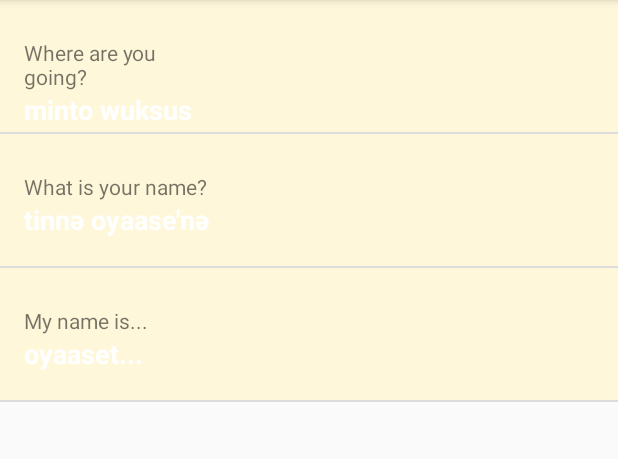
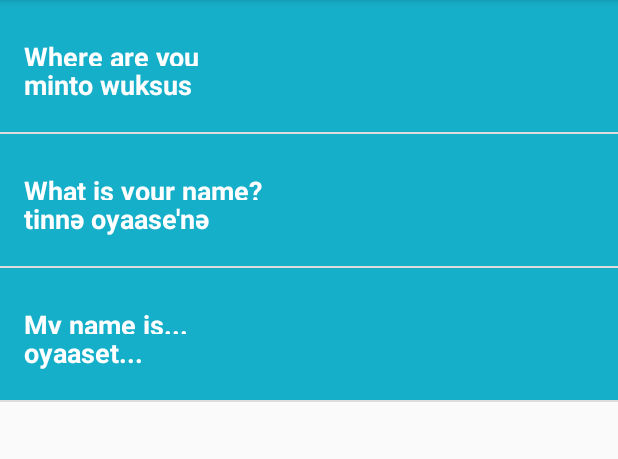
Before and after one commit to Monhzy/Miwok01, an Android app: the PhrasesActivity screen opened directly, with no data from a screen before it, on a phone screen of 412 x 824 dp, the part 84-543 px from its top. Run offline under Robolectric (Android 15) with nearby library versions, the phone set to English and light mode, and no system bars.

Commit message:
add:color

```diff
--- a/app/src/main/java/com/example/android/miwok/ColorsActivity.java
+++ b/app/src/main/java/com/example/android/miwok/ColorsActivity.java
@@ -21,7 +21,7 @@ public class ColorsActivity extends AppCompatActivity {
         words.add(new Word("white","kelelli",R.drawable.color_white));
         words.add(new Word("dusty yellow","topiise",R.drawable.color_dusty_yellow));
         words.add(new Word("mustard","chiwiite",R.drawable.color_mustard_yellow));
-        WordAdapter adapter = new WordAdapter(this,words);
+        WordAdapter adapter = new WordAdapter(this,words,R.color.category_colors);
 
         ListView listView =(ListView)findViewById(R.id.list);
         listView.setAdapter(adapter);
--- a/app/src/main/java/com/example/android/miwok/FamilyActivity.java
+++ b/app/src/main/java/com/example/android/miwok/FamilyActivity.java
@@ -25,7 +25,7 @@ public class FamilyActivity extends AppCompatActivity {
         words.add(new Word("grandfather","paapa",R.drawable.family_grandfather));
 
 
-        WordAdapter adapter = new WordAdapter(this,words);
+        WordAdapter adapter = new WordAdapter(this,words,R.color.category_family);
         ListView listView = (ListView)findViewById(R.id.list);
         listView.setAdapter(adapter);
 
--- a/app/src/main/java/com/example/android/miwok/NumbersActivity.java
+++ b/app/src/main/java/com/example/android/miwok/NumbersActivity.java
@@ -26,7 +26,7 @@ public class NumbersActivity extends AppCompatActivity {
         words.add(new Word("ten","na'aacha",R.drawable.number_ten));
 
 
-        WordAdapter adapter = new WordAdapter(this,words);
+        WordAdapter adapter = new WordAdapter(this,words,R.color.category_numbers);
         ListView listView = (ListView)findViewById(R.id.list);
                 listView.setAdapter(adapter);
 
@@ -38,5 +38,7 @@ public class NumbersActivity extends AppCompatActivity {
 
 
 
+
+
     }
 }
--- a/app/src/main/java/com/example/android/miwok/PhrasesActivity.java
+++ b/app/src/main/java/com/example/android/miwok/PhrasesActivity.java
@@ -21,7 +21,7 @@ public class PhrasesActivity extends AppCompatActivity {
 
 
 
-        WordAdapter adapter = new WordAdapter(this,words);
+        WordAdapter adapter = new WordAdapter(this,words,R.color.category_phrases);
         ListView listView = (ListView)findViewById(R.id.list);
         listView.setAdapter(adapter);
 
--- a/app/src/main/java/com/example/android/miwok/WordAdapter.java
+++ b/app/src/main/java/com/example/android/miwok/WordAdapter.java
@@ -3,6 +3,7 @@ package com.example.android.miwok;
 import android.app.Activity;
 import android.support.annotation.NonNull;
 import android.support.annotation.Nullable;
+import android.support.v4.content.ContextCompat;
 import android.view.LayoutInflater;
 import android.view.View;
 import android.view.ViewGroup;
@@ -20,9 +21,11 @@ import java.util.ArrayList;
 public class WordAdapter extends ArrayAdapter<Word> {
 
 
+    private int mColorResourceId;
 
-    public WordAdapter(Activity context,ArrayList<Word> words){
+    public WordAdapter(Activity context,ArrayList<Word> words,int colorResourceId){
         super(context,0,words);
+        mColorResourceId = colorResourceId;
 
     }
     public View getView(int position, @Nullable View convertView, @NonNull ViewGroup parent) {
@@ -42,6 +45,14 @@ public class WordAdapter extends ArrayAdapter<Word> {
 
         ImageView imageView = (ImageView)listItemView.findViewById(R.id.Image);
 
+        // Set the theme color for the list item
+        View textContainer = listItemView.findViewById(R.id.text);
+        // Find the color that the resource ID maps to
+        int color = ContextCompat.getColor(getContext(), mColorResourceId);
+        // Set the background color of the text container View
+        textContainer.setBackgroundColor(color);
+
+
 
         if(currentWord.hasImage()){
             imageView.setImageResource(currentWord.getId());
@@ -53,4 +64,6 @@ public class WordAdapter extends ArrayAdapter<Word> {
 
 
 
+
+
 }
--- a/app/src/main/res/layout/list.xml
+++ b/app/src/main/res/layout/list.xml
@@ -14,23 +14,30 @@
             android:layout_height="@dimen/list_item_height"
             android:src="@mipmap/ic_launcher" />
         <LinearLayout
-            android:layout_width="wrap_content"
+            android:id="@+id/text"
+            android:layout_width="match_parent"
             android:layout_height="88dp"
-            android:orientation="vertical" >
+            android:orientation="vertical">
 
 
         <TextView
             android:id="@+id/english_text_view"
             android:layout_width="match_parent"
-            android:layout_height="wrap_content"
+            android:layout_height="0dp"
+            android:layout_weight="1"
             android:paddingLeft="16dp"
             android:paddingTop="25dp"
+            android:textSize="18sp"
+            android:textStyle="bold"
+            android:textColor="@android:color/white"
             tools:text="one"/>
         <TextView
             android:id="@+id/miwok_text_view"
             android:layout_width="match_parent"
-            android:layout_height="wrap_content"
+            android:layout_height="0dp"
+            android:layout_weight="1"
             android:paddingLeft="16dp"
+            android:textSize="18sp"
             tools:text="lutti"
             android:textColor="@android:color/white"
             android:textStyle="bold"
```
Also changed, not shown: app/src/main/res/layout/text.xml (deleted, +0 -25 lines).
